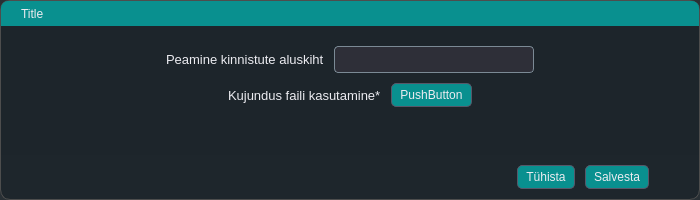
Old version of the form mailabl-qgis/config/confWidgets/LayerSetup.ui in the repository TuloliKalver/mailabl-qgis.
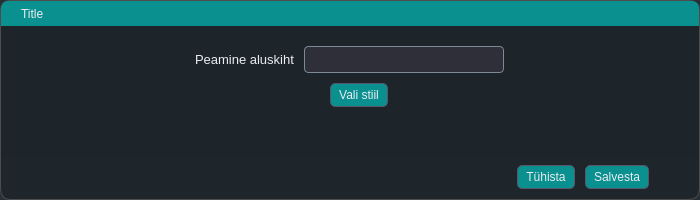
New version of the form. Icons and pictures are not drawn.

What changed in the file:
```diff
--- a/mailabl-qgis/config/confWidgets/LayerSetup.ui
+++ b/mailabl-qgis/config/confWidgets/LayerSetup.ui
@@ -510,7 +510,7 @@
                </font>
               </property>
               <property name="text">
-               <string>Peamine kinnistute aluskiht</string>
+               <string>Peamine aluskiht</string>
               </property>
              </widget>
             </item>
@@ -605,14 +605,14 @@
                </font>
               </property>
               <property name="text">
-               <string>Kujundus faili kasutamine*</string>
+               <string/>
               </property>
              </widget>
             </item>
             <item>
              <widget class="QPushButton" name="pbChangLayerStyle">
               <property name="text">
-               <string>PushButton</string>
+               <string>Vali stiil</string>
               </property>
              </widget>
             </item>
```
